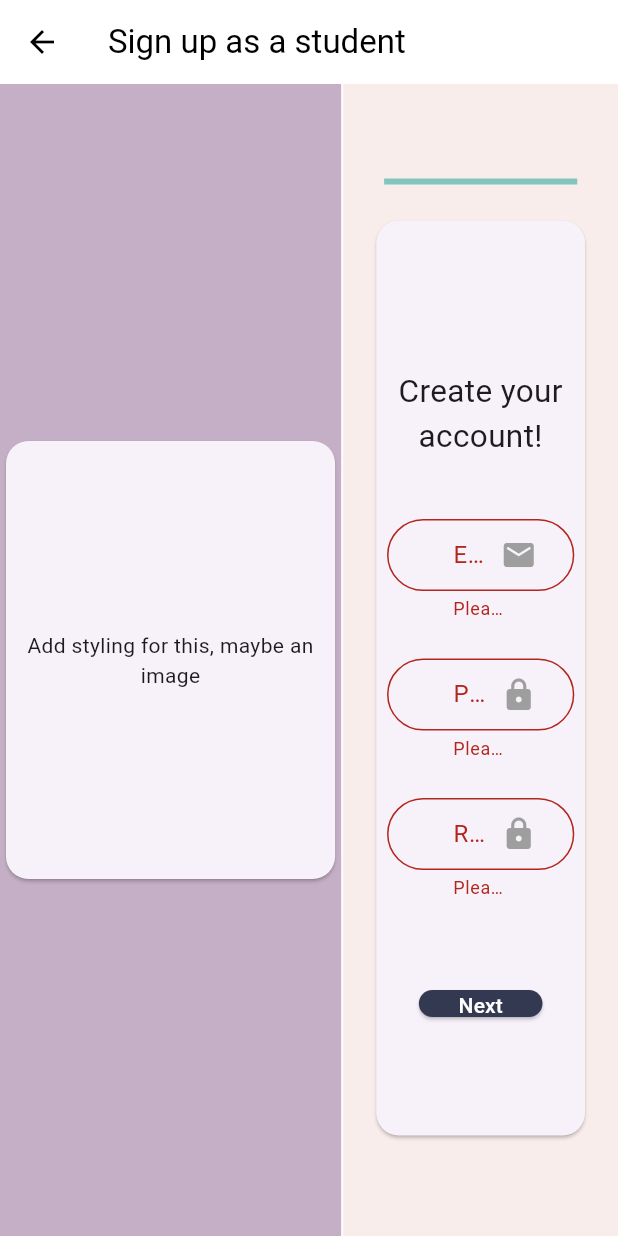
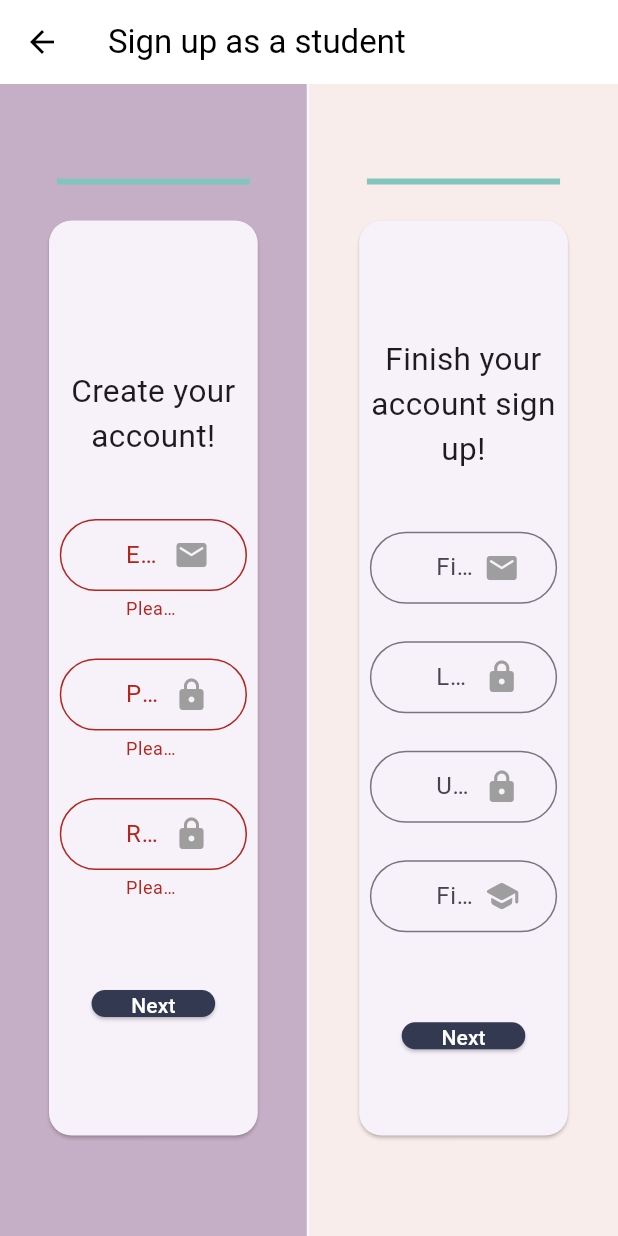
Before and after one commit to NDimish/HelioLunares, a Flutter app: the SignUpAsStudentScreen screen opened directly, after a tap on "Next", on a phone screen of 412 x 824 dp. Run offline on Flutter 3.47's test engine with Material 2 defaults, Android fonts, the phone set to English and light mode, and no system bars.

Commit message:
Restyle student sign up page

```diff
--- a/frontend/lib/components/create_user_account.dart
+++ /dev/null
@@ -1,110 +0,0 @@
-import 'package:flutter/material.dart';
-import 'package:university_ticketing_system/components/custom_text_form_field.dart';
-
-Widget buildUserAccountForm(
-    BuildContext context,
-    TextEditingController emailController,
-    TextEditingController passwordController,
-    TextEditingController confirmPassController,
-    GlobalKey<FormState> formKey) {
-  var width = MediaQuery.of(context).size.width;
-  var height = MediaQuery.of(context).size.height;
-
-  return SizedBox(
-    width: width / 2.8,
-    height: height * 0.75,
-    child: Card(
-      shape: RoundedRectangleBorder(
-        borderRadius: BorderRadius.circular(15.0),
-      ),
-      child: Column(
-        mainAxisAlignment: MainAxisAlignment.center,
-        children: <Widget>[
-          const SizedBox(height: 20),
-          const Text("Create your account!",
-              textAlign: TextAlign.center, textScaleFactor: 1.5),
-          const SizedBox(height: 40),
-          SizedBox(
-            width: width / 3.3,
-            child: customTextFormField(
-                context,
-                emailController,
-                "Enter an email address",
-                "Email",
-                TextInputType.emailAddress,
-                Icons.email_rounded,
-                false,
-                emailValidator),
-          ),
-          const SizedBox(height: 25),
-          SizedBox(
-            width: width / 3.3,
-            child: customTextFormField(
-                context,
-                passwordController,
-                "Enter a password",
-                "Password",
-                TextInputType.name,
-                Icons.lock_rounded,
-                true,
-                passwordValidator),
-          ),
-          const SizedBox(height: 25),
-          SizedBox(
-            width: width / 3.3,
-            child: customTextFormField(
-              context,
-              confirmPassController,
-              "Passwords did not match",
-              "Re-enter Password",
-              TextInputType.name,
-              Icons.lock_rounded,
-              true,
-              (value) {
-                if (value == null || value.isEmpty) {
-                  return 'Please re-enter your password';
-                }
-                if (value != passwordController.text) {
-                  return 'Passwords do not match';
-                }
-                return null;
-              },
-            ),
-          ),
-          const SizedBox(height: 60),
-          SizedBox(
-            height: width / 23,
-            width: width / 5,
-            child: ElevatedButton(
-                onPressed: () {
-                  if (formKey.currentState!.validate()) {
-                    print("Acount created");
-                    formKey.currentState!.save();
-                  }
-                },
-                style: ElevatedButton.styleFrom(
-                    foregroundColor: Colors.white,
-                    backgroundColor: const Color(0xFF333951),
-                    shape: RoundedRectangleBorder(
-                        borderRadius: BorderRadius.circular(25))),
-                child: const Text("Next")),
-          )
-        ],
-      ),
-    ),
-  );
-}
-
-String? emailValidator(String? value) {
-  if (value == null || value.isEmpty) {
-    return 'Please enter your email';
-  }
-  return null;
-}
-
-String? passwordValidator(String? value) {
-  if (value == null || value.isEmpty) {
-    return 'Please enter your password';
-  }
-  return null;
-}
--- a/frontend/lib/components/custom_text_form_field.dart
+++ b/frontend/lib/components/custom_text_form_field.dart
@@ -8,6 +8,7 @@ Widget customTextFormField(
     TextInputType keyboardType,
     IconData iconIn,
     bool obscureText,
+    readOnly,
     String? Function(String?) validator) {
   return TextFormField(
     onSaved: (newValue) {
@@ -18,6 +19,7 @@ Widget customTextFormField(
     keyboardType: TextInputType.emailAddress,
     validator: validator,
     autovalidateMode: AutovalidateMode.values.first,
+    readOnly: readOnly,
     decoration: InputDecoration(
       contentPadding: const EdgeInsets.only(left: 40.0, right: 40.0),
       suffixIcon: Padding(
--- /dev/null
+++ b/frontend/lib/components/finish_user_account.dart
@@ -0,0 +1,125 @@
+import 'package:flutter/material.dart';
+import 'package:university_ticketing_system/components/custom_text_form_field.dart';
+
+class FinishSettingUpAccount extends StatefulWidget {
+  TextEditingController firstName, lastName, uniStudyingAt, fieldOfStudy;
+  bool allowedToContinue;
+  double counter;
+  GlobalKey<FormState> formKey;
+
+  FinishSettingUpAccount(
+      {super.key,
+      required this.firstName,
+      required this.lastName,
+      required this.uniStudyingAt,
+      required this.fieldOfStudy,
+      required this.formKey,
+      required this.counter,
+      required this.allowedToContinue});
+
+  @override
+  State<FinishSettingUpAccount> createState() => _FinishSettingUpAccountState();
+}
+
+class _FinishSettingUpAccountState extends State<FinishSettingUpAccount> {
+  @override
+  Widget build(BuildContext context) {
+    var width = MediaQuery.of(context).size.width;
+    var height = MediaQuery.of(context).size.height;
+    return SizedBox(
+        width: width / 2.8,
+        height: height * 0.75,
+        child: Card(
+            shape: RoundedRectangleBorder(
+              borderRadius: BorderRadius.circular(15.0),
+            ),
+            child: Column(
+                mainAxisAlignment: MainAxisAlignment.center,
+                children: <Widget>[
+                  const SizedBox(height: 20),
+                  const Text("Finish your account sign up!",
+                      textAlign: TextAlign.center, textScaleFactor: 1.5),
+                  const SizedBox(height: 40),
+                  SizedBox(
+                      width: width / 3.3,
+                      child: customTextFormField(
+                          context,
+                          widget.firstName,
+                          "Enter your last name",
+                          "First Name",
+                          TextInputType.emailAddress,
+                          Icons.email_rounded,
+                          false,
+                          widget.allowedToContinue,
+                          nameValidator)),
+                  const SizedBox(height: 25),
+                  SizedBox(
+                      width: width / 3.3,
+                      child: customTextFormField(
+                          context,
+                          widget.lastName,
+                          "Enter your last name",
+                          "Last Name",
+                          TextInputType.name,
+                          Icons.lock_rounded,
+                          false,
+                          widget
+                              .allowedToContinue, //true and can be changed with the lock button later.
+                          nameValidator)),
+                  const SizedBox(height: 25),
+                  SizedBox(
+                      width: width / 3.3,
+                      child: customTextFormField(
+                          context,
+                          widget.uniStudyingAt,
+                          "Enter a university",
+                          "University",
+                          TextInputType.name,
+                          Icons.lock_rounded,
+                          false,
+                          widget
+                              .allowedToContinue, //true and can be changed with the lock button later.
+                          nameValidator)),
+                  const SizedBox(height: 25),
+                  SizedBox(
+                      width: width / 3.3,
+                      child: customTextFormField(
+                          context,
+                          widget.fieldOfStudy,
+                          "Enter your field of study",
+                          "Field of Study",
+                          TextInputType.name,
+                          Icons.school_rounded,
+                          false,
+                          widget
+                              .allowedToContinue, //true and can be changed with the lock button later.
+                          nameValidator)),
+                  const SizedBox(height: 60),
+                  SizedBox(
+                    height: width / 23,
+                    width: width / 5,
+                    child: ElevatedButton(
+                        onPressed: () {
+                          if (widget.formKey.currentState!.validate()) {
+                            print(
+                                "Acount created, now finish setting up account");
+                            widget.formKey.currentState!.save();
+                          }
+                        },
+                        style: ElevatedButton.styleFrom(
+                            foregroundColor: Colors.white,
+                            backgroundColor: const Color(0xFF333951),
+                            shape: RoundedRectangleBorder(
+                                borderRadius: BorderRadius.circular(25))),
+                        child: const Text("Next")),
+                  )
+                ])));
+  }
+
+  String? nameValidator(String? value) {
+    if (value == null || value.isEmpty) {
+      return "Enter a name";
+    }
+    return null;
+  }
+}
--- /dev/null
+++ b/frontend/lib/components/start_creating_user_account.dart
@@ -0,0 +1,141 @@
+import 'package:flutter/material.dart';
+import 'package:university_ticketing_system/components/custom_text_form_field.dart';
+
+class StartCreatingUserAccount extends StatefulWidget {
+  TextEditingController emailController,
+      passwordController,
+      confirmPasswordController;
+
+  double counter;
+  GlobalKey<FormState> formKey;
+
+  StartCreatingUserAccount(
+      {super.key,
+      required this.emailController,
+      required this.passwordController,
+      required this.confirmPasswordController,
+      required this.counter,
+      required this.formKey});
+
+  @override
+  State<StartCreatingUserAccount> createState() =>
+      _StartCreatingUserAccountState();
+}
+
+class _StartCreatingUserAccountState extends State<StartCreatingUserAccount> {
+  @override
+  Widget build(BuildContext context) {
+    var width = MediaQuery.of(context).size.width;
+    var height = MediaQuery.of(context).size.height;
+
+    return SizedBox(
+        width: width / 2.8,
+        height: height * 0.75,
+        child: Card(
+            shape: RoundedRectangleBorder(
+              borderRadius: BorderRadius.circular(15.0),
+            ),
+            child: Column(
+                mainAxisAlignment: MainAxisAlignment.center,
+                children: <Widget>[
+                  const SizedBox(height: 20),
+                  const Text("Create your account!",
+                      textAlign: TextAlign.center, textScaleFactor: 1.5),
+                  const SizedBox(height: 40),
+                  SizedBox(
+                      width: width / 3.3,
+                      child: customTextFormField(
+                          context,
+                          widget.emailController,
+                          "Please enter an email address",
+                          "Email",
+                          TextInputType.emailAddress,
+                          Icons.email_rounded,
+                          false,
+                          false,
+                          emailValidator)),
+                  const SizedBox(height: 25),
+                  SizedBox(
+                      width: width / 3.3,
+                      child: customTextFormField(
+                          context,
+                          widget.passwordController,
+                          "Please enter a password",
+                          "Password",
+                          TextInputType.name,
+                          Icons.lock_rounded,
+                          false,
+                          false, //true and can be changed with the lock button later.
+                          passwordValidator)),
+                  const SizedBox(height: 25),
+                  SizedBox(
+                      width: width / 3.3,
+                      child: customTextFormField(
+                          context,
+                          widget.confirmPasswordController,
+                          "Please re-enter your password",
+                          "Re-enter Password",
+                          TextInputType.name,
+                          Icons.lock_rounded,
+                          false,
+                          false, //true and can be changed with the lock button later.
+                          confirmPasswordValidator)),
+                  const SizedBox(height: 60),
+                  SizedBox(
+                    height: width / 23,
+                    width: width / 5,
+                    child: ElevatedButton(
+                        onPressed: () {
+                          if (widget.formKey.currentState!.validate()) {
+                            print(
+                                "Acount created, now finish setting up account");
+                            widget.formKey.currentState!.save();
+                          }
+                        },
+                        style: ElevatedButton.styleFrom(
+                            foregroundColor: Colors.white,
+                            backgroundColor: const Color(0xFF333951),
+                            shape: RoundedRectangleBorder(
+                                borderRadius: BorderRadius.circular(25))),
+                        child: const Text("Next")),
+                  )
+                ])));
+  }
+
+  String? emailValidator(String? value) {
+    if (value == null || value.isEmpty) {
+      return "Please enter an email address";
+    }
+    setState(() {
+      widget.counter += 1;
+    });
+    return null;
+  }
+
+  String? passwordValidator(String? value) {
+    if (value == null || value.isEmpty) {
+      return "Please enter a password";
+    }
+    setState(() {
+      widget.counter += 1;
+    });
+    return null;
+  }
+
+  String? confirmPasswordValidator(String? value) {
+    if (value == null || value.isEmpty) {
+      return "Please re-enter your password";
+    }
+    if (value != widget.passwordController.text) {
+      return "Passwords do not match";
+    }
+    setState(() {
+      widget.counter += 1;
+    });
+    return null;
+  }
+
+  double getCounterValue() {
+    return widget.counter;
+  }
+}
--- a/frontend/lib/screens/log_in_screen.dart
+++ b/frontend/lib/screens/log_in_screen.dart
@@ -12,10 +12,8 @@ class LogInScreen extends StatefulWidget {
 class _LogInScreenState extends State<LogInScreen> {
   TextEditingController _textControllerEmail = TextEditingController();
   TextEditingController _textControllerPassword = TextEditingController();
-  //TextEditingController _textControllerNewPassword = TextEditingController();
 
   String? email, password;
-  //confirmedPassword;
 
   final _formKey = GlobalKey<FormState>();
 
@@ -97,6 +95,7 @@ class _LogInScreenState extends State<LogInScreen> {
                                           TextInputType.emailAddress,
                                           Icons.email_rounded,
                                           false,
+                                          false,
                                           emailValidator),
                                     ),
                                     const SizedBox(height: 25),
@@ -110,6 +109,7 @@ class _LogInScreenState extends State<LogInScreen> {
                                           TextInputType.visiblePassword,
                                           Icons.lock_rounded,
                                           true,
+                                          false,
                                           passwordValidator),
                                     ),
                                     const SizedBox(height: 60),
@@ -152,7 +152,6 @@ class _LogInScreenState extends State<LogInScreen> {
   void showText() {
     print(email);
     print(password);
-    //print(confirmedPassword);
     setState(() {
       Navigator.push(
         context,
--- a/frontend/lib/screens/sign_up_as_student_screen.dart
+++ b/frontend/lib/screens/sign_up_as_student_screen.dart
@@ -1,6 +1,8 @@
 import 'package:flutter/material.dart';
-import 'package:university_ticketing_system/components/create_user_account.dart';
 import 'package:university_ticketing_system/components/custom_text_fields.dart';
+import 'package:university_ticketing_system/components/custom_text_form_field.dart';
+import 'package:university_ticketing_system/components/finish_user_account.dart';
+import 'package:university_ticketing_system/components/start_creating_user_account.dart';
 
 class SignUpAsStudentScreen extends StatefulWidget {
   const SignUpAsStudentScreen({super.key});
@@ -22,11 +24,15 @@ class _SignUpAsStudentScreenState extends State<SignUpAsStudentScreen> {
   TextEditingController _fieldOfStudy = TextEditingController();
 
   final _formKey = GlobalKey<FormState>();
-  double counter = 0.0;
+  final _formKeyFinalisation = GlobalKey<FormState>();
+
+  double setUpCounter = 0 / 3;
+  double finalisationCounter = 0 / 4;
 
   @override
   Widget build(BuildContext context) {
     var width = MediaQuery.of(context).size.width;
+    var height = MediaQuery.of(context).size.height;
     return Scaffold(
         appBar: AppBar(
           iconTheme: const IconThemeData(
@@ -51,31 +57,6 @@ class _SignUpAsStudentScreenState extends State<SignUpAsStudentScreen> {
                     children: <Widget>[
                       Flexible(
                           flex: 1,
-                        child: SizedBox(
-                          height: 300,
-                          width: 300,
-                          child: Card(
-                              shape: RoundedRectangleBorder(
-                                borderRadius: BorderRadius.circular(15.0),
-                              ),
-                              child: const Center(
-                                child: Text(
-                                  "Add styling for this, maybe an image",
-                                  textAlign: TextAlign.center,
-                                ),
-                              )),
-                        ))
-                  ],
-                ),
-              )),
-          Flexible(
-              flex: 8,
-              child: Container(
-                  width: width / 1.5,
-                  color: const Color(0xFFf8edeb),
-                  child: Column(children: <Widget>[
-                    Expanded(
-                        flex: 1,
                           child: Form(
                               key: _formKey,
                               child: Column(
@@ -84,100 +65,61 @@ class _SignUpAsStudentScreenState extends State<SignUpAsStudentScreen> {
                                   SizedBox(
                                     width: width / 3.2,
                                     child: LinearProgressIndicator(
-                                  value: counter,
-                                  color: Color(0xFF006d77),
-                                  backgroundColor: Color(0xFF83c5be),
+                                      value: setUpCounter,
+                                      color: const Color(0xFF006d77),
+                                      backgroundColor: const Color(0xFF83c5be),
                                     ),
                                   ),
                                   const SizedBox(height: 20),
-                              buildUserAccountForm(
-                                  context,
-                                  _textControllerEmail,
-                                  _textControllerPassword,
+                                  StartCreatingUserAccount(
+                                    emailController: _textControllerEmail,
+                                    passwordController: _textControllerPassword,
+                                    confirmPasswordController:
                                         _textControllerConfirmPassword,
-                                  _formKey)
+                                    counter: setUpCounter,
+                                    formKey: _formKey,
+                                  ),
                                 ],
+                              )))
+                    ]),
+              )),
+          Flexible(
+              flex: 10,
+              child: Container(
+                  width: width / 1.5,
+                  color: const Color(0xFFf8edeb),
+                  child: Column(children: <Widget>[
+                    Expanded(
+                        flex: 1,
+                        child: Form(
+                            key: _formKeyFinalisation,
+                            child: Column(
+                                mainAxisAlignment: MainAxisAlignment.center,
+                                children: <Widget>[
+                                  SizedBox(
+                                    width: width / 3.2,
+                                    child: LinearProgressIndicator(
+                                      value: finalisationCounter,
+                                      color: const Color(0xFF006d77),
+                                      backgroundColor: const Color(0xFF83c5be),
                                     ),
-                        ))
+                                  ),
+                                  const SizedBox(height: 20),
+                                  FinishSettingUpAccount(
+                                      allowedToContinue:
+                                          _formKey.currentState != null &&
+                                                  _formKey.currentState!
+                                                      .validate()
+                                              ? true
+                                              : false,
+                                      firstName: _firstName,
+                                      lastName: _lastName,
+                                      uniStudyingAt: _uniStudyingAt,
+                                      fieldOfStudy: _fieldOfStudy,
+                                      formKey: _formKeyFinalisation,
+                                      counter: finalisationCounter)
+                                ])))
                   ])))
         ])));
   }
-
-  void signUserUpAndRedirect() {
-    print("User successfully signed up");
-    print("Redirecting...");
 }
-}
-
-/*
-Column(
-          mainAxisAlignment: MainAxisAlignment.center,
-          children: <Widget>[
-            SizedBox(
-                width: MediaQuery.of(context).size.width * 0.75,
-                child: customTextFieldWithIcon(
-                    _textControllerEmail,
-                    context,
-                    Icons.email_outlined,
-                    TextInputType.emailAddress,
-                    "Enter Email")),
-            const SizedBox(height: 10),
-            SizedBox(
-              width: MediaQuery.of(context).size.width * 0.75,
-              child: customTextFieldWithIcon(
-                  _textControllerPassword,
-                  context,
-                  Icons.lock_outlined,
-                  TextInputType.visiblePassword,
-                  "Enter Password"),
-            ),
-            const SizedBox(height: 30),
-            SizedBox(
-                width: MediaQuery.of(context).size.width * 0.75,
-                child: customTextFieldWithIcon(
-                    _firstName,
-                    context,
-                    Icons.person_outline,
-                    TextInputType.name,
-                    "Enter First Name")),
-            const SizedBox(height: 10),
-            SizedBox(
-                width: MediaQuery.of(context).size.width * 0.75,
-                child: customTextFieldWithIcon(
-                    _lastName,
-                    context,
-                    Icons.person_outline,
-                    TextInputType.name,
-                    "Enter Last Name")),
-            const SizedBox(height: 10),
-            SizedBox(
-                width: MediaQuery.of(context).size.width * 0.75,
-                child: customTextFieldWithIcon(
-                    _uniStudyingAt,
-                    context,
-                    Icons.school_outlined,
-                    TextInputType.name,
-                    "University Studying At")),
-            const SizedBox(height: 10),
-            SizedBox(
-                width: MediaQuery.of(context).size.width * 0.75,
-                child: customTextFieldWithIcon(
-                    _fieldOfStudy,
-                    context,
-                    Icons.school_outlined,
-                    TextInputType.name,
-                    "Field of Study")),
-            const SizedBox(height: 10),
-            ElevatedButton(
-                onPressed: signUserUpAndRedirect,
-                style: ElevatedButton.styleFrom(
-                  shadowColor: Colors.blueAccent,
-                  elevation: 3,
-                  shape: RoundedRectangleBorder(
-                      borderRadius: BorderRadius.circular(16.0)),
-                  minimumSize: const Size(180, 60), //////// HERE
-                ),
-                child: const Text("Sign Up In")),
-          ],
-        ),
-*/
```
Lines whose indentation alone changed are shown as unchanged.
